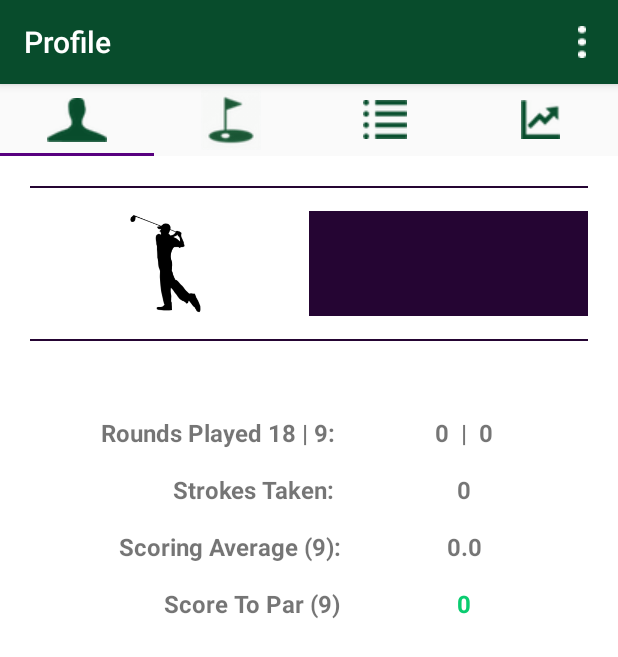
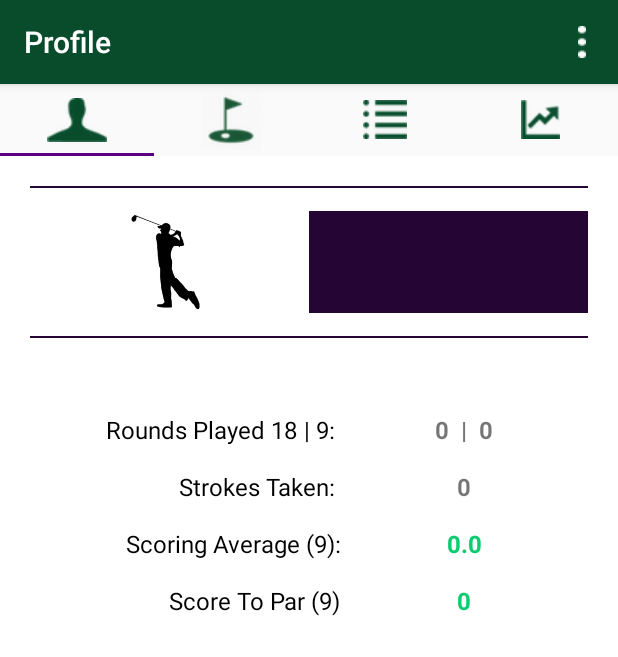
Before and after one commit to rmcase/Golf_V3, an Android app: the ProfileFragment screen opened directly, with no data from a screen before it, after a tap on "Scoring Average (18):", on a phone screen of 412 x 824 dp. Shown: the top 657 px of the screen. Run offline under Robolectric (Android 15) with nearby library versions, the phone set to English and light mode, and no system bars; our stand-ins replace Firebase (no records; nobody signed in at launch, a user with empty details on screens opened directly), data binding; libraries missing offline, so code that uses them is left out: info.hoang8f.widget; 2 statements that could not run were skipped.

Commit message:
Display different text color depending on scoring average

```diff
--- a/app/src/main/java/com/ryancase/golf_v3/ViewModels/ProfileViewModel.java
+++ b/app/src/main/java/com/ryancase/golf_v3/ViewModels/ProfileViewModel.java
@@ -7,18 +7,8 @@ import android.widget.ProgressBar;
 public class ProfileViewModel extends BaseObservable {
     private String totalStrokes, roundsPlayed, scoringAverage;
 
-    private int textColor;
-
     public ProfileViewModel() {
 
-    }
-
-    public int getTextColor() {
-        return textColor;
-    }
-
-    public void setTextColor(int textColor) {
-        this.textColor = textColor;
     }
 
     public String getTotalStrokes() {
--- a/app/src/main/java/com/ryancase/golf_v3/ui/ProfileFragment.java
+++ b/app/src/main/java/com/ryancase/golf_v3/ui/ProfileFragment.java
@@ -4,6 +4,7 @@ import android.content.Context;
 import android.content.Intent;
 import android.content.SharedPreferences;
 import android.databinding.DataBindingUtil;
+import android.graphics.Color;
 import android.os.Bundle;
 import android.support.v4.app.Fragment;
 import android.util.Log;
@@ -149,6 +150,14 @@ public class ProfileFragment extends Fragment implements View.OnClickListener{
             allTimeScoreToParStr = String.valueOf(allTimeScoreToPar);
         }
 
+        if(allTimeScoreToPar == 0) {
+            allTimeScoreToParStr = "Even";
+        }
+
+        if(allTimeScoreToParNine == 0) {
+            allTimeScoreToParNineStr = "Even";
+        }
+
         if(allTimeScoreToParNine > 0 ) {
             allTimeScoreToParNineStr = "+" + String.valueOf(allTimeScoreToParNine);
         } else {
@@ -156,21 +165,18 @@ public class ProfileFragment extends Fragment implements View.OnClickListener{
         }
 
         if(Float.isNaN(scoAvg)) {
-            binding.scoAvg.setText("No Rounds Played!");
+            binding.scoAvg.setText("No Rounds!");
         } else {
             binding.scoAvg.setText(String.valueOf(scoAvg));
+            binding.scoAvg.setTextColor(getScoreToParTextColor(eighteenShowing));
         }
 
-        if(allTimeScoreToPar < 0) {
-            viewModel.setTextColor(getResources().getColor(R.color.red));
-        } else if(allTimeScoreToPar == 0) {
-            viewModel.setTextColor(getResources().getColor(R.color.fTeal));
-        }
+        binding.scoreToPar.setTextColor(getScoreToParTextColor(eighteenShowing));
 
         binding.golfer.setText(currentGolfer);
         binding.roundsPl.setText(String.valueOf(fullRounds) + "  |  " + String.valueOf(halfRounds));
         binding.strokesTk.setText(String.valueOf(totalStrokes));
-        binding.scoreToPar.setText(String.valueOf(allTimeScoreToPar));
+        binding.scoreToPar.setText(allTimeScoreToParStr);
     }
 
     public void onClick(View v) {
@@ -178,20 +184,57 @@ public class ProfileFragment extends Fragment implements View.OnClickListener{
         String otherScoreToPar = "Score To Par (9)";
         if(binding.scoAvgTv.getText() != otherScoringAverage) {
             eighteenShowing = false;
+            binding.scoreToPar.setTextColor(getScoreToParTextColor(eighteenShowing));
+
             binding.scoAvgTv.setText(otherScoringAverage);
-            binding.scoAvg.setText(String.valueOf(nineScoAvg));
+            if(Float.isNaN(nineScoAvg)) {
+                binding.scoAvg.setText("No Rounds!");
+            } else {
+                binding.scoAvg.setTextColor(getScoreToParTextColor(eighteenShowing));
+                binding.scoAvg.setText(String.valueOf(nineScoAvg));
+            }
 
             binding.scoreToParTv.setText(otherScoreToPar);
             binding.scoreToPar.setText(allTimeScoreToParNineStr);
         } else {
             eighteenShowing = true;
+            binding.scoreToPar.setTextColor(getScoreToParTextColor(eighteenShowing));
+
             otherScoringAverage = "Scoring Average (18):";
             binding.scoAvgTv.setText(otherScoringAverage);
-            binding.scoAvg.setText(String.valueOf(scoAvg));
+            if(Float.isNaN(scoAvg)) {
+                binding.scoAvg.setText("No Rounds!");
+            } else {
+                binding.scoAvg.setTextColor(getScoreToParTextColor(eighteenShowing));
+                binding.scoAvg.setText(String.valueOf(scoAvg));
+            }
 
             otherScoreToPar = "Score To Par (18):";
             binding.scoreToParTv.setText(otherScoreToPar);
             binding.scoreToPar.setText(allTimeScoreToParStr);
         }
     }
+
+    private int getScoreToParTextColor(boolean eighteenShowing) {
+        int retval = Color.GRAY;
+
+        if(eighteenShowing) {
+            if (allTimeScoreToPar < 0) {
+                retval = getResources().getColor(R.color.red);
+            } else if (allTimeScoreToPar == 0) {
+                retval = getResources().getColor(R.color.fTeal);
+            } else if (allTimeScoreToPar > 0) {
+                retval = Color.GRAY;
+            }
+        } else {
+            if (allTimeScoreToParNine < 0) {
+                retval = getResources().getColor(R.color.red);
+            } else if (allTimeScoreToParNine == 0) {
+                retval = getResources().getColor(R.color.fTeal);
+            } else if (allTimeScoreToParNine > 0) {
+                retval = Color.GRAY;
+            }
+        }
+        return retval;
+    }
 }
--- a/app/src/main/res/layout/profile_tab.xml
+++ b/app/src/main/res/layout/profile_tab.xml
@@ -36,7 +36,7 @@
 
                 <ImageView
                     android:layout_width="0dp"
-                    android:layout_height="70dp"
+                    android:layout_height="68dp"
                     android:layout_weight="1"
                     android:src="@drawable/tiger" />
 
@@ -49,8 +49,10 @@
                     android:gravity="center"
                     android:paddingBottom="10dp"
                     android:paddingTop="10dp"
+                    android:paddingLeft="2dp"
+                    android:paddingRight="2dp"
                     android:textColor="@color/white"
-                    android:textSize="16sp"
+                    android:textSize="15sp"
                     android:textStyle="bold" />
             </TableRow>
             <!--Profile picture / id-->
@@ -75,8 +77,8 @@
                     android:layout_weight="5"
                     android:gravity="end"
                     android:text="Rounds Played 18 | 9: "
-                    android:textSize="16sp"
-                    android:textStyle="bold" />
+                    android:textColor="@color/black"
+                    android:textSize="16sp" />
 
                 <TextView
                     android:id="@+id/roundsPl"
@@ -97,8 +99,8 @@
                     android:layout_weight="5"
                     android:gravity="end"
                     android:text="Strokes Taken: "
-                    android:textSize="16sp"
-                    android:textStyle="bold" />
+                    android:textColor="@color/black"
+                    android:textSize="16sp" />
 
                 <TextView
                     android:id="@+id/strokesTk"
@@ -121,8 +123,8 @@
                     android:clickable="true"
                     android:gravity="end"
                     android:text="Scoring Average (18): "
-                    android:textSize="16sp"
-                    android:textStyle="bold" />
+                    android:textColor="@color/black"
+                    android:textSize="16sp" />
 
                 <TextView
                     android:id="@+id/scoAvg"
@@ -146,8 +148,8 @@
                     android:clickable="true"
                     android:gravity="end"
                     android:text="Score To Par (18): "
-                    android:textSize="16sp"
-                    android:textStyle="bold" />
+                    android:textColor="@color/black"
+                    android:textSize="16sp" />
 
                 <TextView
                     android:id="@+id/scoreToPar"
@@ -156,7 +158,6 @@
                     android:layout_weight="4"
                     android:clickable="true"
                     android:textAlignment="center"
-                    android:textColor="@{viewModel.textColor}"
                     android:textSize="16sp"
                     android:textStyle="bold" />
             </TableRow>
```
